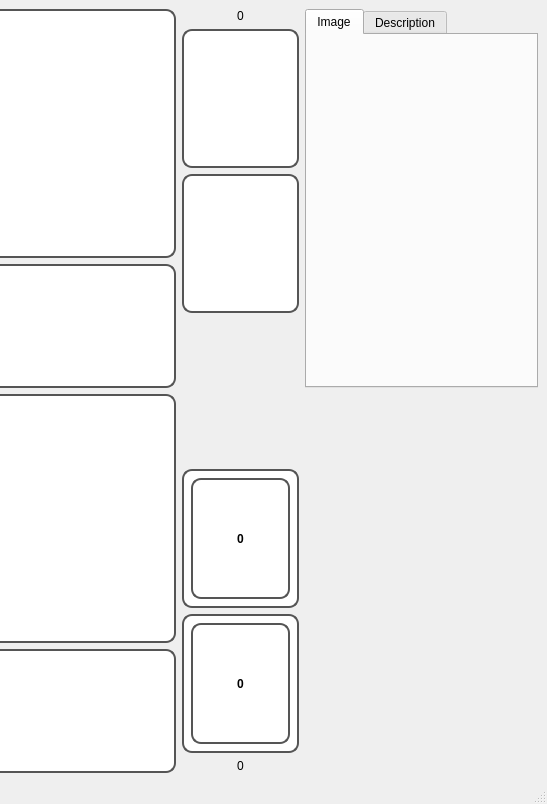
MoatazHellal/Landspire, file gamewindow.ui: the form before one commit; both pictures show x 475 to 1022 and y 0 to 804 of the 1022 by 804 pixel window.
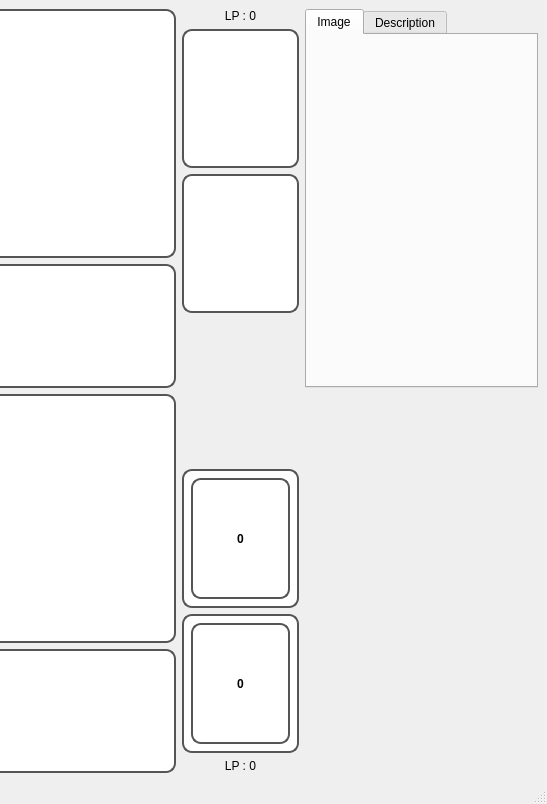
The form after the commit. The open tabs and pages were chosen to show the change.

Diff of the .ui file:
```diff
--- a/gamewindow.ui
+++ b/gamewindow.ui
@@ -76,7 +76,7 @@
       <item>
        <widget class="QLabel" name="OpponentLP">
         <property name="text">
-         <string>0</string>
+         <string>LP : 0</string>
         </property>
         <property name="alignment">
          <set>Qt::AlignmentFlag::AlignCenter</set>
@@ -172,7 +172,7 @@
       <item>
        <widget class="QLabel" name="PlayerLP">
         <property name="text">
-         <string>0</string>
+         <string>LP : 0</string>
         </property>
         <property name="alignment">
          <set>Qt::AlignmentFlag::AlignCenter</set>
```
Left out of the diff: 17 changed lines with no effect on the pictures.
